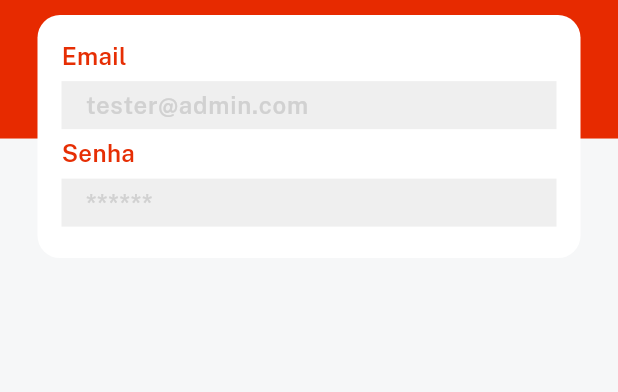
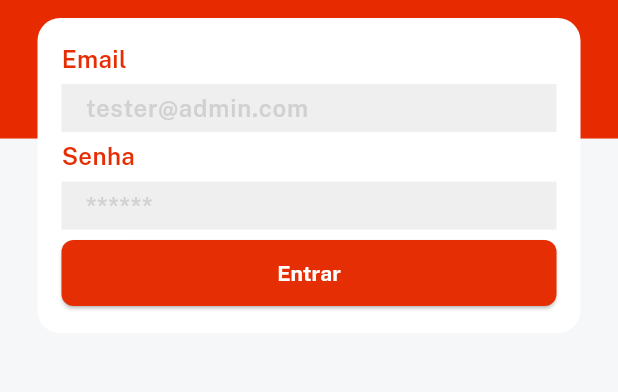
Before and after one commit to joaopaulopmedeiros/qualquercoisavinteconto-mobile, a Flutter app: the screen it shows after launch, on a phone screen of 412 x 824 dp, the part 293-685 px from its top. Run offline on Flutter 3.47's test engine with Material 3 defaults, Android fonts, the phone set to English and light mode, and no system bars; our stand-ins replace velocity_x.

Commit message:
style: custom button

```diff
--- a/lib/constants/colors.dart
+++ b/lib/constants/colors.dart
@@ -1,5 +1,6 @@
 import 'dart:ui';
 
+const Color whiteColor = Color.fromRGBO(255, 255, 255, 1);
 const Color textfieldGrey = Color.fromRGBO(209, 209, 209, 1);
 const Color lightGrey = Color.fromRGBO(239, 239, 239, 1);
 const Color redColor = Color.fromRGBO(230, 46, 4, 1);
--- a/lib/screens/signin_screen.dart
+++ b/lib/screens/signin_screen.dart
@@ -1,8 +1,10 @@
 import 'package:flutter/material.dart';
 import 'package:qualquercoisavinteconto/constants/application.dart';
+import 'package:qualquercoisavinteconto/constants/colors.dart';
 import 'package:qualquercoisavinteconto/constants/fonts.dart';
 import 'package:qualquercoisavinteconto/widgets/app_logo_widget.dart';
 import 'package:qualquercoisavinteconto/widgets/background_widget.dart';
+import 'package:qualquercoisavinteconto/widgets/custom_button.dart';
 import 'package:qualquercoisavinteconto/widgets/custom_text_field.dart';
 import 'package:velocity_x/velocity_x.dart';
 
@@ -30,13 +32,27 @@ class _SignInScreenState extends State<SignInScreen> {
                 .white
                 .size(18)
                 .make(),
-            10.heightBox,
+            12.heightBox,
             Column(
               children: [
                 customTextField(hint: "tester@admin.com", title: "Email"),
                 customTextField(hint: "******", title: "Senha"),
+                customButton(
+                        color: redColor,
+                        title: "Entrar",
+                        textColor: whiteColor,
+                        onPressed: () {})
+                    .box
+                    .width(context.screenWidth - 50)
+                    .make()
               ],
-            ).box.white.rounded.padding(const EdgeInsets.all(16)).width(context.screenWidth - 50).make()
+            )
+                .box
+                .white
+                .rounded
+                .padding(const EdgeInsets.all(16))
+                .width(context.screenWidth - 50)
+                .make()
           ],
         ),
       ),
--- /dev/null
+++ b/lib/widgets/custom_button.dart
@@ -0,0 +1,22 @@
+import 'package:flutter/material.dart';
+import 'package:qualquercoisavinteconto/constants/fonts.dart';
+import 'package:velocity_x/velocity_x.dart';
+
+Widget customButton(
+    {required VoidCallback onPressed,
+    required Color color,
+    required Color textColor,
+    required String title,
+    double borderRadius = 8.0}) {
+  return ElevatedButton(
+    style: ElevatedButton.styleFrom(
+      padding: const EdgeInsets.all(12),
+      backgroundColor: color,
+      shape: RoundedRectangleBorder(
+        borderRadius: BorderRadius.circular(borderRadius),
+      ),
+    ),
+    onPressed: onPressed,
+    child: title.text.color(textColor).fontFamily(bold).make(),
+  );
+}
```
